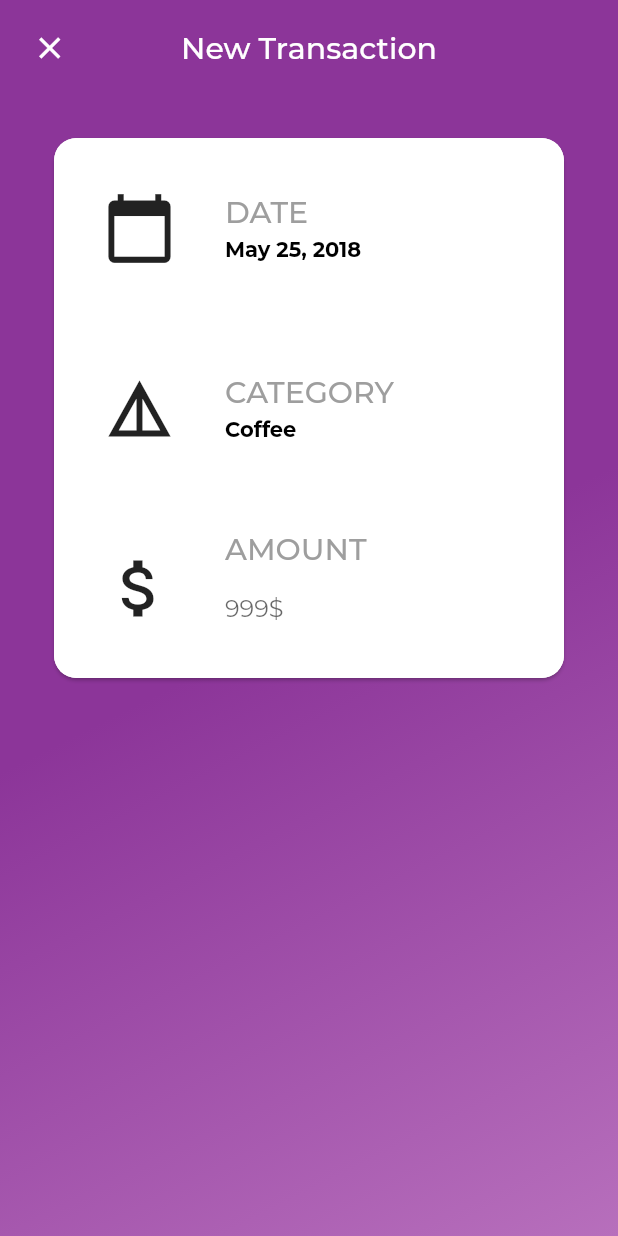
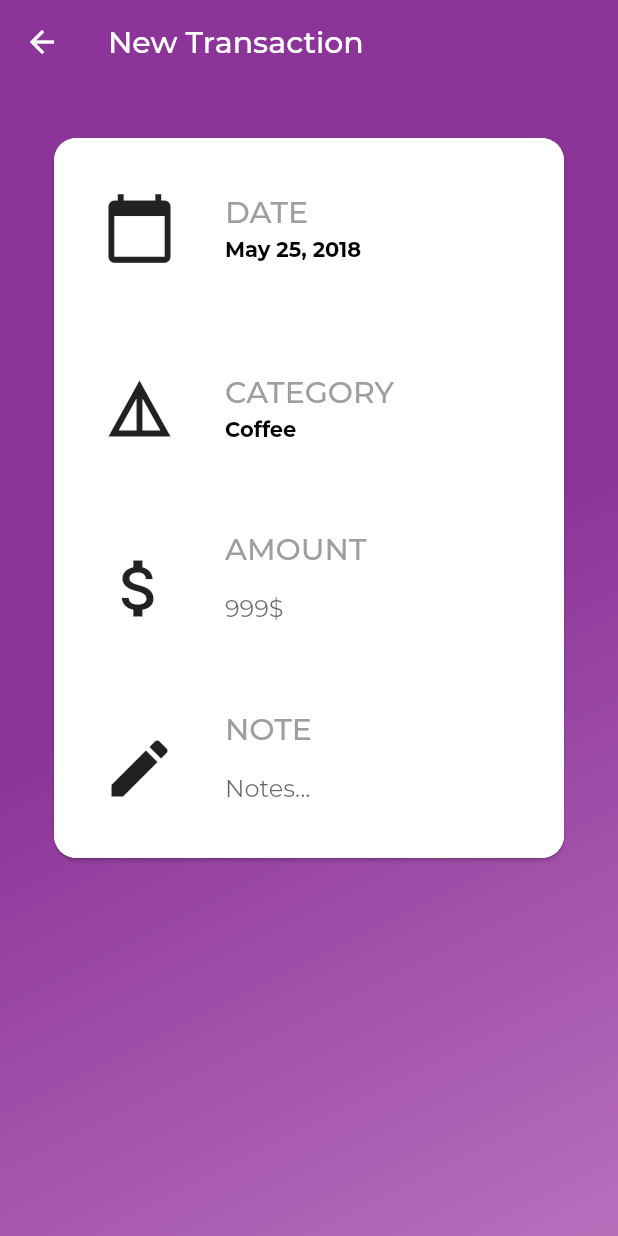
Before and after one commit to ManuelEMR/MCoins, a Flutter app: the CreateRecordScreen screen opened directly, on a phone screen of 412 x 824 dp. Run offline on Flutter 3.47's test engine with Material 2 defaults, Android fonts, the phone set to English and light mode, and no system bars; our stand-ins replace i18n_extension, moor, moor_ffi, rxdart; missing offline and left inert: flutter_simple_dependency_injection; generated files the repository leaves out were written again.

Commit message:
Finished create record view

```diff
--- a/packages/MCoins/lib/presentation/foundation/views/platform_scaffold.dart
+++ b/packages/MCoins/lib/presentation/foundation/views/platform_scaffold.dart
@@ -9,6 +9,7 @@ class PlatformScaffold extends StatelessWidget {
   final Color appBarBackgroundColor;
   final List<Widget> actions;
   final Widget leading;
+  final double elevation;
 
   PlatformScaffold(
       {Key key,
@@ -17,6 +18,7 @@ class PlatformScaffold extends StatelessWidget {
       List<Widget> barActions,
       this.leading,
       this.backgroundColor,
+      this.elevation,
       @required this.child})
       : actions = barActions ?? [],
         super(key: key);
@@ -31,6 +33,7 @@ class PlatformScaffold extends StatelessWidget {
                       leading: leading,
                       actions: actions,
                       backgroundColor: appBarBackgroundColor,
+                      elevation: elevation,
                     )
                   : null,
               backgroundColor: backgroundColor,
--- a/packages/MCoins/lib/presentation/modules/create_record/create_record_screen.dart
+++ b/packages/MCoins/lib/presentation/modules/create_record/create_record_screen.dart
@@ -9,20 +9,24 @@ import 'package:records_db/records_db.dart';
 class CreateRecordScreen extends StatelessWidget {
   @override
   Widget build(BuildContext context) {
-    return PlatformScaffold(
-      backgroundColor: Theme.of(context).primaryColor,
-      child: SafeArea(
-        child: Container(
-          padding: const EdgeInsets.only(top: 8),
+    return Container(
       decoration: GradientBoxDecoration(
         colors: [
           Theme.of(context).primaryColor,
           Theme.of(context).primaryColorLight
         ],
       ),
+      child: PlatformScaffold(
+        backgroundColor: Colors.transparent,
+        elevation: 0,
+        title: const Text('New Transaction'),
+        child: SingleChildScrollView(
           child: Column(
-            crossAxisAlignment: CrossAxisAlignment.stretch,
-            children: const [_TopBar(), SizedBox(height: 32), _InnerCard()],
+            children: [
+              const SizedBox(height: 32),
+              SingleChildScrollView(child: _InnerCard()),
+              const SizedBox(height: 32),
+            ],
           ),
         ),
       ),
@@ -31,11 +35,16 @@ class CreateRecordScreen extends StatelessWidget {
 }
 
 class _TopBar extends StatelessWidget {
-  const _TopBar({Key key}) : super(key: key);
+  final double topBarHeight;
+
+  const _TopBar({Key key, this.topBarHeight}) : super(key: key);
 
   @override
   Widget build(BuildContext context) {
-    return Stack(
+    return Container(
+      height: topBarHeight,
+      color: Colors.cyan,
+      child: Stack(
         alignment: Alignment.center,
         children: [
           Align(
@@ -55,6 +64,7 @@ class _TopBar extends StatelessWidget {
                 .copyWith(color: Colors.white),
           ),
         ],
+      ),
     );
   }
 
@@ -63,8 +73,16 @@ class _TopBar extends StatelessWidget {
   }
 }
 
-class _InnerCard extends StatelessWidget {
+class _InnerCard extends StatefulWidget {
   const _InnerCard();
+
+  @override
+  __InnerCardState createState() => __InnerCardState();
+}
+
+class __InnerCardState extends State<_InnerCard> {
+  final _amountFocus = FocusNode();
+  final _noteFocus = FocusNode();
 
   @override
   Widget build(BuildContext context) {
@@ -76,6 +94,7 @@ class _InnerCard extends StatelessWidget {
         ),
         clipBehavior: Clip.antiAlias,
         child: Column(
+          mainAxisSize: MainAxisSize.min,
           children: [
             GestureDetector(
               onTap: () => _showDatePicker(context),
@@ -101,16 +120,22 @@ class _InnerCard extends StatelessWidget {
                 ),
               ),
             ),
-            RecordPropertyItem(
+            GestureDetector(
+              onTap: _amountFocus.requestFocus,
+              child: RecordPropertyItem(
                 iconData: Icons.attach_money,
                 title: 'Amount',
                 subtitle: Container(
-                width: 200,
+                  width: double.maxFinite,
                   child: TextField(
+                    focusNode: _amountFocus,
                     maxLines: 1,
                     keyboardType: TextInputType.number,
                     textInputAction: TextInputAction.next,
-                  decoration: InputDecoration(
+                    onSubmitted: (_) {
+                      _noteFocus.requestFocus();
+                    },
+                    decoration: const InputDecoration(
                       border: InputBorder.none,
                       focusedBorder: InputBorder.none,
                       errorBorder: InputBorder.none,
@@ -120,15 +145,31 @@ class _InnerCard extends StatelessWidget {
                   ),
                 ),
               ),
-            // RecordPropertyItem(
-            //   iconData: Icons.edit,
-            //   title: 'Note',
-            //   subtitle: const TextField(
-            //     maxLines: 1,
-            //     keyboardType: TextInputType.number,
-            //     textInputAction: TextInputAction.next,
-            //   ),
-            // ),
+            ),
+            GestureDetector(
+              onTap: _noteFocus.requestFocus,
+              child: RecordPropertyItem(
+                iconData: Icons.edit,
+                title: 'Note',
+                subtitle: TextField(
+                  focusNode: _noteFocus,
+                  maxLines: 1,
+                  maxLength: 50,
+                  keyboardType: TextInputType.text,
+                  textInputAction: TextInputAction.done,
+                  onSubmitted: (_) {
+                    _noteFocus.unfocus();
+                  },
+                  decoration: const InputDecoration(
+                      border: InputBorder.none,
+                      focusedBorder: InputBorder.none,
+                      errorBorder: InputBorder.none,
+                      disabledBorder: InputBorder.none,
+                      hintText: 'Notes...',
+                      counterText: ""),
+                ),
+              ),
+            ),
           ],
         ),
       ),
@@ -147,6 +188,8 @@ class _InnerCard extends StatelessWidget {
 
   void _showCategoryBottomBar(BuildContext context) {
     final bloc = Provider.of<CategoriesBloc>(context, listen: false);
+    final node = FocusScope.of(context);
+    if (!node.hasPrimaryFocus) node.unfocus();
     showModalBottomSheet<Category>(
       context: context,
       builder: (context) {
--- a/packages/MCoins/lib/presentation/modules/create_record/views/record_property_item.dart
+++ b/packages/MCoins/lib/presentation/modules/create_record/views/record_property_item.dart
@@ -12,13 +12,13 @@ class RecordPropertyItem extends StatelessWidget {
     return Container(
       height: 120,
       color: Colors.white,
-      width: double.maxFinite,
       child: Row(
         children: [
           const SizedBox(width: 32),
           Icon(iconData, size: 50),
           const SizedBox(width: 32),
-          Column(
+          Flexible(
+            child: Column(
               mainAxisAlignment: MainAxisAlignment.center,
               crossAxisAlignment: CrossAxisAlignment.start,
               children: [
@@ -32,6 +32,7 @@ class RecordPropertyItem extends StatelessWidget {
                 const SizedBox(height: 4),
                 subtitle
               ],
+            ),
           )
         ],
       ),
--- a/packages/records_db/lib/src/database.dart
+++ b/packages/records_db/lib/src/database.dart
@@ -16,6 +16,7 @@ class RecordsDatabase extends _$RecordsDatabase {
   @override
   MigrationStrategy get migration {
     return MigrationStrategy(beforeOpen: (details) async {
+      print("DB version: ${details.versionNow}");
       if (details.wasCreated) {
         // add default categories
         await batch(
```
Lines whose indentation alone changed are shown as unchanged.
